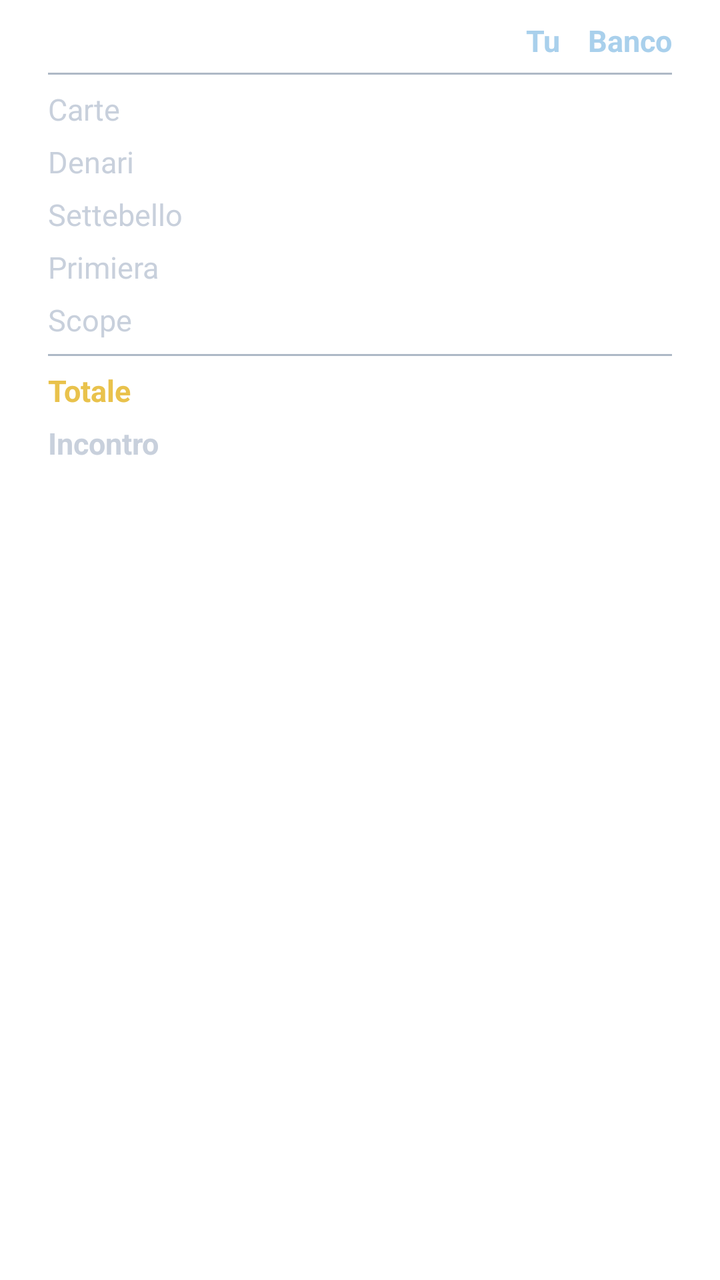
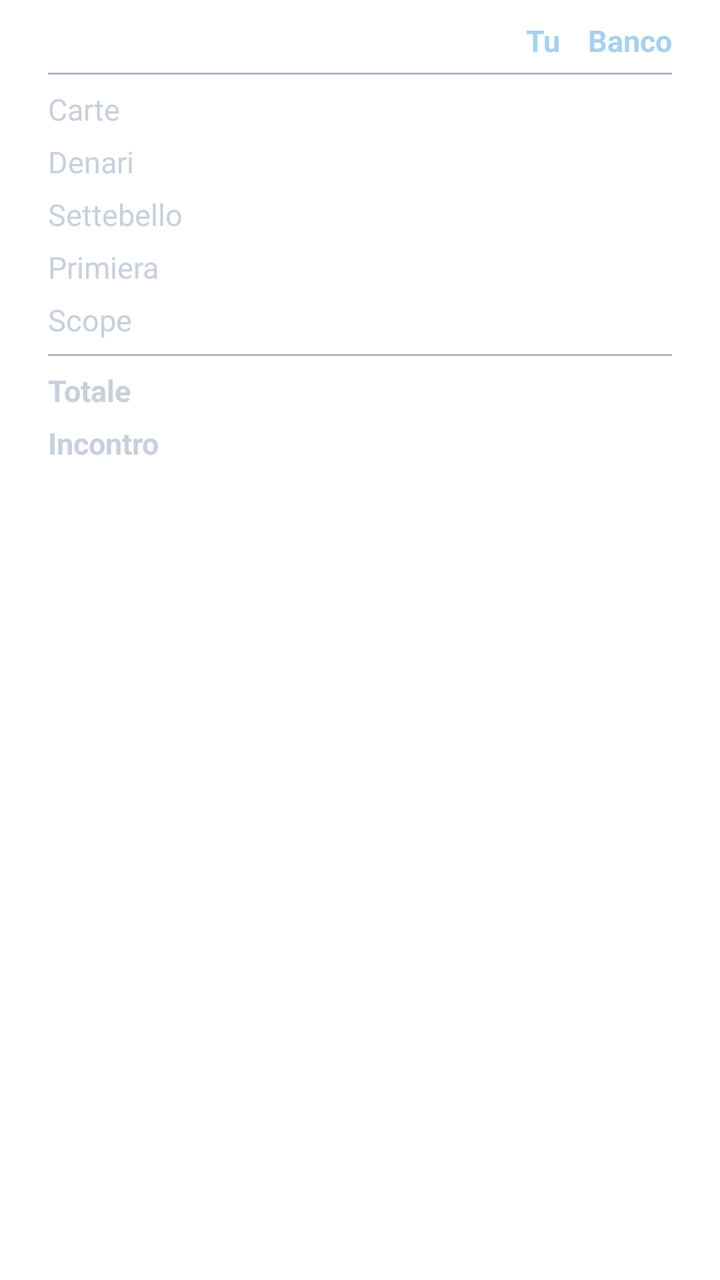

The first picture is an Android layout as it rendered before a commit; the second is the same layout after the commit. The layout source and the unified diff follow.
<!-- AndroidManifest.xml: application theme Theme.Scopa -->
<!-- res/layout/dialog_score.xml -->
<?xml version="1.0" encoding="utf-8"?>
<LinearLayout xmlns:android="http://schemas.android.com/apk/res/android"
    android:layout_width="match_parent"
    android:layout_height="wrap_content"
    android:orientation="vertical"
    android:paddingStart="24dp"
    android:paddingEnd="24dp"
    android:paddingTop="10dp"
    android:paddingBottom="6dp">

    <TableLayout
        android:layout_width="match_parent"
        android:layout_height="wrap_content"
        android:stretchColumns="0">

        <TableRow>
            <TextView
                android:layout_width="wrap_content"
                android:layout_height="wrap_content" />
            <TextView
                android:layout_width="wrap_content"
                android:layout_height="wrap_content"
                android:minWidth="56dp"
                android:gravity="end"
                android:paddingStart="10dp"
                android:paddingEnd="0dp"
                android:text="@string/you"
                android:textColor="@color/celeste"
                android:textSize="15sp"
                android:textStyle="bold" />
            <TextView
                android:layout_width="wrap_content"
                android:layout_height="wrap_content"
                android:minWidth="56dp"
                android:gravity="end"
                android:paddingStart="10dp"
                android:paddingEnd="0dp"
                android:text="@string/bot"
                android:textColor="@color/celeste"
                android:textSize="15sp"
                android:textStyle="bold" />
        </TableRow>

        <View
            android:layout_height="1dp"
            android:layout_marginTop="6dp"
            android:layout_marginBottom="4dp"
            android:background="@color/silver_dark" />

        <TableRow>
            <TextView style="@style/ScoreLabel" android:text="@string/pt_carte" />
            <TextView android:id="@+id/youCarte" style="@style/ScoreValue" />
            <TextView android:id="@+id/botCarte" style="@style/ScoreValue" />
        </TableRow>
        <TableRow>
            <TextView style="@style/ScoreLabel" android:text="@string/pt_denari" />
            <TextView android:id="@+id/youDenari" style="@style/ScoreValue" />
            <TextView android:id="@+id/botDenari" style="@style/ScoreValue" />
        </TableRow>
        <TableRow>
            <TextView style="@style/ScoreLabel" android:text="@string/pt_settebello" />
            <TextView android:id="@+id/youSette" style="@style/ScoreValue" />
            <TextView android:id="@+id/botSette" style="@style/ScoreValue" />
        </TableRow>
        <TableRow>
            <TextView style="@style/ScoreLabel" android:text="@string/pt_primiera" />
            <TextView android:id="@+id/youPrimiera" style="@style/ScoreValue" />
            <TextView android:id="@+id/botPrimiera" style="@style/ScoreValue" />
        </TableRow>
        <TableRow>
            <TextView style="@style/ScoreLabel" android:text="@string/pt_scope" />
            <TextView android:id="@+id/youScope" style="@style/ScoreValue" />
            <TextView android:id="@+id/botScope" style="@style/ScoreValue" />
        </TableRow>

        <View
            android:layout_height="1dp"
            android:layout_marginTop="4dp"
            android:layout_marginBottom="4dp"
            android:background="@color/silver_dark" />

        <TableRow>
            <TextView style="@style/ScoreLabel"
                android:text="@string/pt_totale"
                android:textColor="@color/gold"
                android:textStyle="bold" />
            <TextView android:id="@+id/youTot" style="@style/ScoreValue"
                android:textColor="@color/gold" android:textStyle="bold" />
            <TextView android:id="@+id/botTot" style="@style/ScoreValue"
                android:textColor="@color/gold" android:textStyle="bold" />
        </TableRow>

        
        <TableRow>
            <TextView android:id="@+id/lblMatch" style="@style/ScoreLabel"
                android:text="@string/pt_incontro" android:textStyle="bold" />
            <TextView android:id="@+id/youMatch" style="@style/ScoreValue"
                android:textStyle="bold" />
            <TextView android:id="@+id/botMatch" style="@style/ScoreValue"
                android:textStyle="bold" />
        </TableRow>
    </TableLayout>

    <TextView
        android:id="@+id/txtWinner"
        android:layout_width="match_parent"
        android:layout_height="wrap_content"
        android:layout_marginTop="10dp"
        android:textColor="@color/gold"
        android:textSize="16sp"
        android:textStyle="bold"
        android:visibility="gone" />
</LinearLayout>
<!-- resources referenced by this layout -->
<resources>
  <color name="celeste">#A9D0EC</color>
  <color name="gold">#E9C24C</color>
  <color name="silver_dark">#AEB9C6</color>
  <string name="bot">Banco</string>
  <string name="pt_carte">Carte</string>
  <string name="pt_denari">Denari</string>
  <string name="pt_incontro">Incontro</string>
  <string name="pt_primiera">Primiera</string>
  <string name="pt_scope">Scope</string>
  <string name="pt_settebello">Settebello</string>
  <string name="pt_totale">Totale</string>
  <string name="you">Tu</string>
  <style name="ScoreLabel">
          <item name="android:layout_width">wrap_content</item>
          <item name="android:layout_height">wrap_content</item>
          <item name="android:paddingTop">3dp</item>
          <item name="android:paddingBottom">3dp</item>
          <item name="android:textColor">@color/silver</item>
          <item name="android:textSize">15sp</item>
      </style>
  <style name="ScoreValue">
          <item name="android:layout_width">wrap_content</item>
          <item name="android:layout_height">wrap_content</item>
          <item name="android:minWidth">56dp</item>
          <item name="android:paddingStart">10dp</item>
          <item name="android:paddingTop">3dp</item>
          <item name="android:paddingBottom">3dp</item>
          <item name="android:gravity">end</item>
          <item name="android:textColor">@color/silver</item>
          <item name="android:textSize">15sp</item>
      </style>
  <style name="Theme.Scopa" parent="Theme.MaterialComponents.DayNight.NoActionBar">
          <item name="colorPrimary">@color/navy_mid</item>
          <item name="colorPrimaryVariant">@color/navy_deep</item>
          <item name="colorOnPrimary">@color/celeste_light</item>
          <item name="colorSecondary">@color/gold</item>
          <item name="android:statusBarColor" tools:targetApi="l">@color/navy_deep</item>
          <item name="alertDialogTheme">@style/DarkAlertDialog</item>
          <item name="materialAlertDialogTheme">@style/DarkAlertDialog</item>
      </style>
  <color name="silver">#C8D0DC</color>
  <color name="navy_mid">#23477E</color>
  <color name="navy_deep">#0C1626</color>
  <color name="celeste_light">#D7EAF6</color>
  <style name="DarkAlertDialog" parent="Theme.MaterialComponents.Dialog.Alert">
          <item name="colorSurface">@color/navy</item>
          <item name="android:colorBackground">@color/navy</item>
          <item name="colorOnSurface">@color/silver</item>
          <item name="android:textColorPrimary">@color/silver</item>
          <item name="android:textColorSecondary">@color/silver</item>
          <item name="colorPrimary">@color/silver</item>
      </style>
  <color name="navy">#14294A</color>
</resources>

<!-- the commit's change to res/layout/dialog_score.xml (unified diff, before → after) -->
@@ -79,15 +79,14 @@
             android:layout_marginBottom="4dp"
             android:background="@color/silver_dark" />
 
+        
         <TableRow>
-            <TextView style="@style/ScoreLabel"
-                android:text="@string/pt_totale"
-                android:textColor="@color/gold"
+            <TextView android:id="@+id/lblTot" style="@style/ScoreLabel"
+                android:text="@string/pt_totale" android:textStyle="bold" />
+            <TextView android:id="@+id/youTot" style="@style/ScoreValue"
                 android:textStyle="bold" />
-            <TextView android:id="@+id/youTot" style="@style/ScoreValue"
-                android:textColor="@color/gold" android:textStyle="bold" />
             <TextView android:id="@+id/botTot" style="@style/ScoreValue"
-                android:textColor="@color/gold" android:textStyle="bold" />
+                android:textStyle="bold" />
         </TableRow>
 
         
